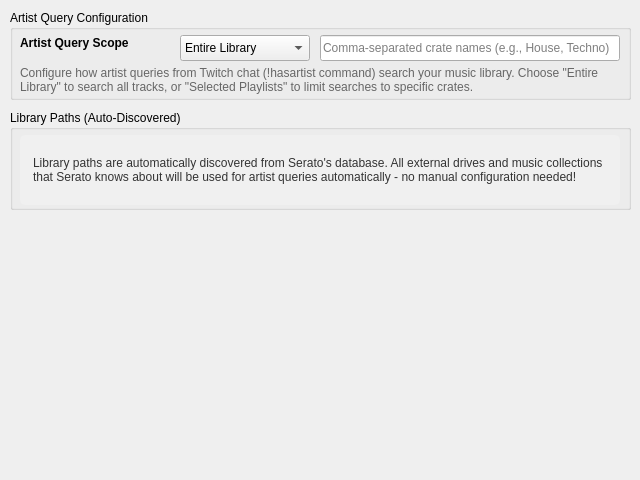
The window that nowplaying/resources/ui/inputs_serato_library.ui (whatsnowplaying/whats-now-playing) describes before a commit, drawn with Qt 5.
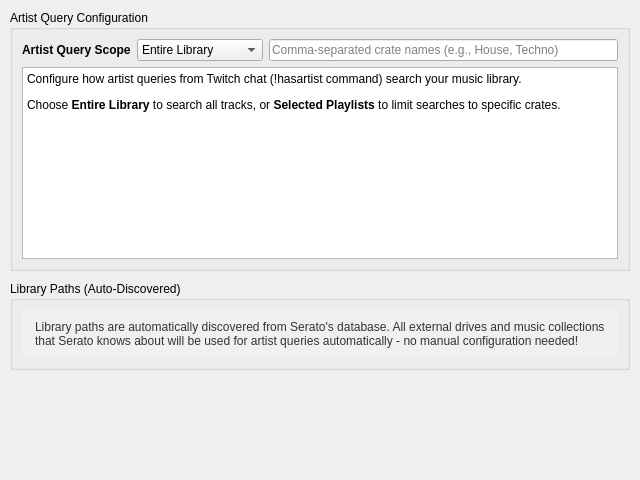
The same window after the commit.

Patch:
```diff
--- a/nowplaying/resources/ui/inputs_serato_library.ui
+++ b/nowplaying/resources/ui/inputs_serato_library.ui
@@ -13,30 +13,26 @@
   <property name="windowTitle">
    <string>Library and Query</string>
   </property>
+  <layout class="QVBoxLayout" name="main_layout">
+   <property name="margin">
+    <number>10</number>
+   </property>
+   <property name="spacing">
+    <number>10</number>
+   </property>
+   <item>
   <widget class="QGroupBox" name="artist_query_groupbox">
-   <property name="geometry">
-    <rect>
-     <x>10</x>
-     <y>10</y>
-     <width>621</width>
-     <height>90</height>
-    </rect>
-   </property>
    <property name="title">
     <string>Artist Query Configuration</string>
    </property>
+     <layout class="QVBoxLayout" name="artist_query_box_layout">
+      <item>
+       <layout class="QHBoxLayout" name="scope_layout">
+        <item>
    <widget class="QLabel" name="artist_query_label">
     <property name="enabled">
      <bool>true</bool>
     </property>
-    <property name="geometry">
-     <rect>
-      <x>10</x>
-      <y>25</y>
-      <width>150</width>
-      <height>16</height>
-     </rect>
-    </property>
     <property name="font">
      <font>
       <bold>true</bold>
@@ -46,18 +42,12 @@
      <string>Artist Query Scope</string>
     </property>
    </widget>
+        </item>
+        <item>
    <widget class="QComboBox" name="serato_artist_scope_combo">
     <property name="enabled">
      <bool>true</bool>
     </property>
-    <property name="geometry">
-     <rect>
-      <x>170</x>
-      <y>25</y>
-      <width>130</width>
-      <height>26</height>
-     </rect>
-    </property>
     <item>
      <property name="text">
       <string>Entire Library</string>
@@ -69,63 +59,49 @@
      </property>
     </item>
    </widget>
+        </item>
+        <item>
    <widget class="QLineEdit" name="serato_playlists_lineedit">
     <property name="enabled">
      <bool>true</bool>
     </property>
-    <property name="geometry">
-     <rect>
-      <x>310</x>
-      <y>25</y>
-      <width>300</width>
-      <height>26</height>
-     </rect>
-    </property>
     <property name="placeholderText">
      <string>Comma-separated crate names (e.g., House, Techno)</string>
     </property>
    </widget>
-   <widget class="QLabel" name="query_help_label">
-    <property name="geometry">
-     <rect>
-      <x>10</x>
-      <y>55</y>
-      <width>600</width>
-      <height>30</height>
-     </rect>
-    </property>
-    <property name="text">
-     <string>Configure how artist queries from Twitch chat (!hasartist command) search your music library. Choose "Entire Library" to search all tracks, or "Selected Playlists" to limit searches to specific crates.</string>
-    </property>
-    <property name="wordWrap">
-     <bool>true</bool>
-    </property>
-    <property name="styleSheet">
-     <string>color: #666;</string>
-    </property>
-   </widget>
-  </widget>
+        </item>
+       </layout>
+      </item>
+      <item>
+       <widget class="QTextBrowser" name="query_help_label">
+        <property name="sizePolicy">
+         <sizepolicy hsizetype="Expanding" vsizetype="Preferred">
+          <horstretch>0</horstretch>
+          <verstretch>0</verstretch>
+         </sizepolicy>
+        </property>
+        <property name="html">
+         <string>&lt;!DOCTYPE HTML PUBLIC &quot;-//W3C//DTD HTML 4.0//EN&quot; &quot;http://www.w3.org/TR/REC-html40/strict.dtd&quot;&gt;
+&lt;html&gt;&lt;head&gt;&lt;meta name=&quot;qrichtext&quot; content=&quot;1&quot; /&gt;&lt;style type=&quot;text/css&quot;&gt;
+p, li { white-space: pre-wrap; }
+&lt;/style&gt;&lt;/head&gt;&lt;body&gt;
+&lt;p&gt;Configure how artist queries from Twitch chat (!hasartist command) search your music library.&lt;/p&gt;
+&lt;p&gt;Choose &lt;span style=&quot;font-weight:600;&quot;&gt;Entire Library&lt;/span&gt; to search all tracks, or &lt;span style=&quot;font-weight:600;&quot;&gt;Selected Playlists&lt;/span&gt; to limit searches to specific crates.&lt;/p&gt;
+&lt;/body&gt;&lt;/html&gt;</string>
+        </property>
+       </widget>
+      </item>
+     </layout>
+    </widget>
+   </item>
+   <item>
   <widget class="QGroupBox" name="additional_libs_groupbox">
-   <property name="geometry">
-    <rect>
-     <x>10</x>
-     <y>110</y>
-     <width>621</width>
-     <height>100</height>
-    </rect>
-   </property>
    <property name="title">
     <string>Library Paths (Auto-Discovered)</string>
    </property>
+     <layout class="QVBoxLayout" name="additional_libs_layout">
+      <item>
    <widget class="QLabel" name="autodiscovery_status_label">
-    <property name="geometry">
-     <rect>
-      <x>10</x>
-      <y>25</y>
-      <width>600</width>
-      <height>70</height>
-     </rect>
-    </property>
     <property name="text">
      <string>Library paths are automatically discovered from Serato's database. All external drives and music collections that Serato knows about will be used for artist queries automatically - no manual configuration needed!</string>
     </property>
@@ -136,7 +112,24 @@
      <string>color: #333; padding: 10px; background-color: #f0f0f0; border-radius: 5px;</string>
     </property>
    </widget>
-  </widget>
+      </item>
+     </layout>
+    </widget>
+   </item>
+   <item>
+    <spacer>
+     <property name="orientation">
+      <enum>Qt::Vertical</enum>
+     </property>
+     <property name="sizeHint" stdset="0">
+      <size>
+       <width>20</width>
+       <height>40</height>
+      </size>
+     </property>
+    </spacer>
+   </item>
+  </layout>
  </widget>
  <resources/>
  <connections>
```
Left out of the diff: 40 changed lines with no effect on the pictures. Lines whose indentation alone changed are shown as unchanged.
